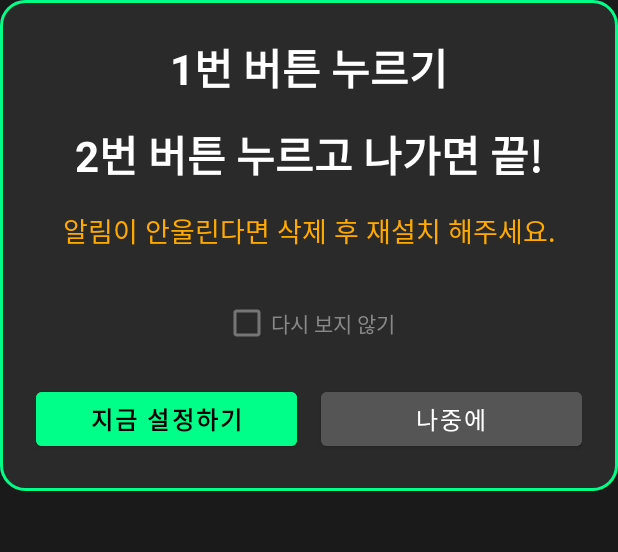
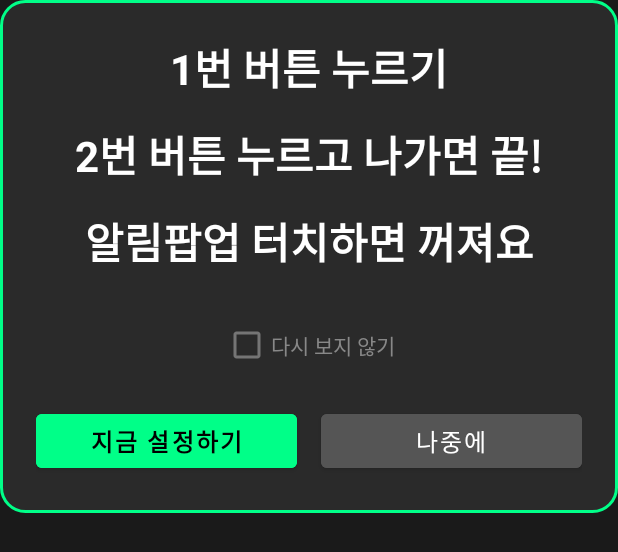
Before and after one commit to JIsseokOh/bankvoicealert-privacy, an Android app: the layout dialog_first_run_guide.xml on its own in the app's theme, with its tools: preview values and no code run, on a phone screen of 412 x 824 dp. Shown: the top 552 px of the screen. Run offline under Robolectric (Android 15) with nearby library versions, the light colour scheme and no system bars.

Commit message:
Update first-run guide: replace reinstall notice with popup dismiss tip
- Change text from "알림이 안울린다면 삭제 후 재설치 해주세요" to "알림팝업 터치하면 꺼져요"
- Match text style with existing instruction lines (28sp, bold, white)

```diff
--- a/app/src/main/res/layout/dialog_first_run_guide.xml
+++ b/app/src/main/res/layout/dialog_first_run_guide.xml
@@ -36,9 +36,10 @@
     <TextView
         android:layout_width="match_parent"
         android:layout_height="wrap_content"
-        android:text="알림이 안울린다면 삭제 후 재설치 해주세요."
-        android:textSize="18sp"
-        android:textColor="#ffaa00"
+        android:text="알림팝업 터치하면 꺼져요"
+        android:textSize="28sp"
+        android:textStyle="bold"
+        android:textColor="#ffffff"
         android:gravity="center"
         android:layout_marginBottom="24dp"/>
 
```
